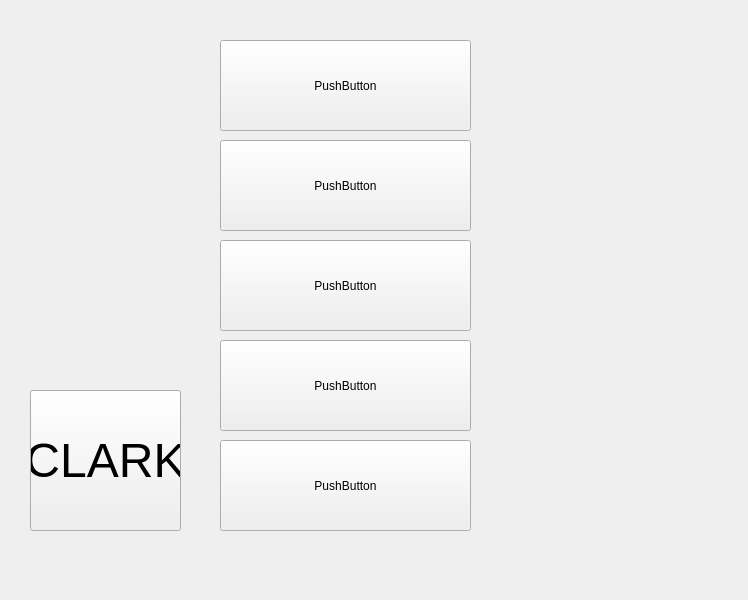
The window that MVC/vista/ui/botones.ui (inoricode28/QT5_Designer) describes before a commit, drawn with Qt 5.
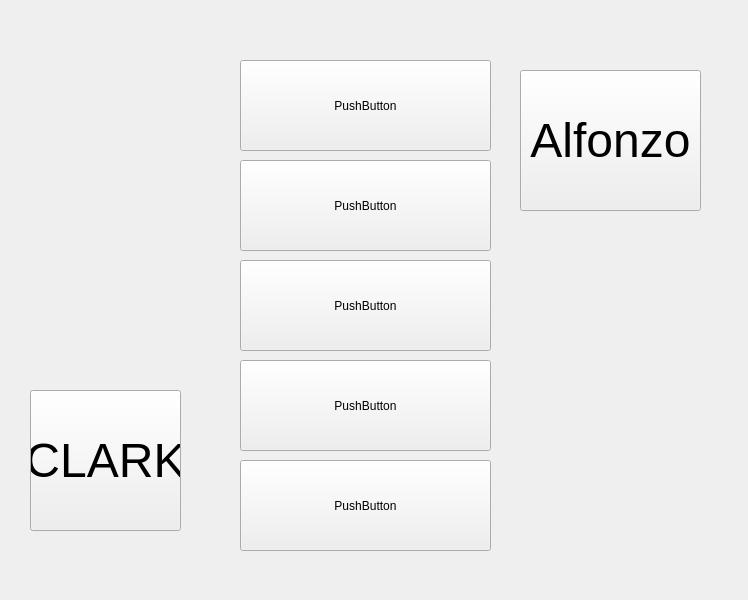
The same window after the commit.

```diff
--- a/MVC/vista/ui/botones.ui
+++ b/MVC/vista/ui/botones.ui
@@ -17,8 +17,8 @@
    <widget class="QPushButton" name="pushButton">
     <property name="geometry">
      <rect>
-      <x>220</x>
-      <y>140</y>
+      <x>240</x>
+      <y>60</y>
       <width>251</width>
       <height>91</height>
      </rect>
@@ -30,8 +30,8 @@
    <widget class="QPushButton" name="pushButton_2">
     <property name="geometry">
      <rect>
-      <x>220</x>
-      <y>240</y>
+      <x>240</x>
+      <y>160</y>
       <width>251</width>
       <height>91</height>
      </rect>
@@ -43,8 +43,8 @@
    <widget class="QPushButton" name="pushButton_3">
     <property name="geometry">
      <rect>
-      <x>220</x>
-      <y>340</y>
+      <x>240</x>
+      <y>260</y>
       <width>251</width>
       <height>91</height>
      </rect>
@@ -56,8 +56,8 @@
    <widget class="QPushButton" name="pushButton_4">
     <property name="geometry">
      <rect>
-      <x>220</x>
-      <y>440</y>
+      <x>240</x>
+      <y>360</y>
       <width>251</width>
       <height>91</height>
      </rect>
@@ -69,8 +69,8 @@
    <widget class="QPushButton" name="pushButton_5">
     <property name="geometry">
      <rect>
-      <x>220</x>
-      <y>40</y>
+      <x>240</x>
+      <y>460</y>
       <width>251</width>
       <height>91</height>
      </rect>
@@ -97,6 +97,24 @@
      <string>CLARK</string>
     </property>
    </widget>
+   <widget class="QPushButton" name="pushButton_7">
+    <property name="geometry">
+     <rect>
+      <x>520</x>
+      <y>70</y>
+      <width>181</width>
+      <height>141</height>
+     </rect>
+    </property>
+    <property name="font">
+     <font>
+      <pointsize>36</pointsize>
+     </font>
+    </property>
+    <property name="text">
+     <string>Alfonzo</string>
+    </property>
+   </widget>
   </widget>
  </widget>
  <resources/>
```
